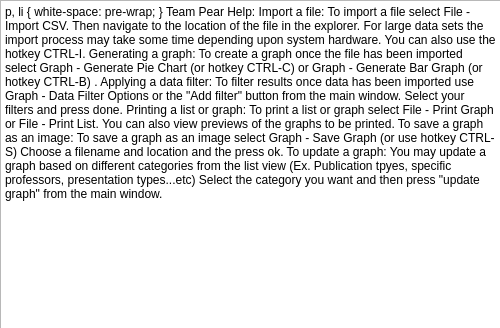
Qt form src/main/c++/helpdialog.ui (bruxillensis/teampear) before a commit; both pictures show x 0 to 500 and y 0 to 328 of the 500 by 566 pixel window.
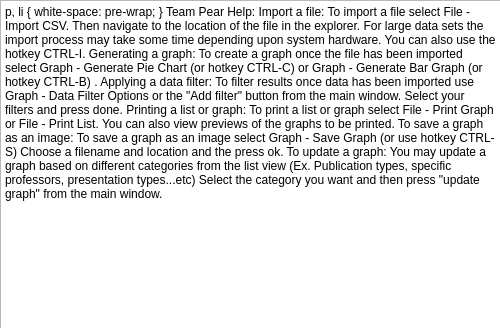
The same form after that commit.

Commit message: fixed filterdialog and fixed typo in helpdialog

What changed in the file:
```diff
--- a/src/main/c++/helpdialog.ui
+++ b/src/main/c++/helpdialog.ui
@@ -29,29 +29,29 @@
     <string>&lt;!DOCTYPE HTML PUBLIC &quot;-//W3C//DTD HTML 4.0//EN&quot; &quot;http://www.w3.org/TR/REC-html40/strict.dtd&quot;&gt;
 &lt;html&gt;&lt;head&gt;&lt;meta name=&quot;qrichtext&quot; content=&quot;1&quot; /&gt;&lt;style type=&quot;text/css&quot;&gt;
 p, li { white-space: pre-wrap; }
-&lt;/style&gt;&lt;/head&gt;&lt;body style=&quot; font-family:'MS Shell Dlg 2'; font-size:8.25pt; font-weight:400; font-style:normal;&quot;&gt;
-&lt;p style=&quot; margin-top:0px; margin-bottom:0px; margin-left:0px; margin-right:0px; -qt-block-indent:0; text-indent:0px;&quot;&gt;&lt;span style=&quot; font-size:14pt; font-weight:600;&quot;&gt;Team Pear Help:&lt;/span&gt;&lt;/p&gt;
-&lt;p style=&quot;-qt-paragraph-type:empty; margin-top:0px; margin-bottom:0px; margin-left:0px; margin-right:0px; -qt-block-indent:0; text-indent:0px; font-size:14pt; font-weight:600;&quot;&gt;&lt;br /&gt;&lt;/p&gt;
-&lt;p style=&quot; margin-top:0px; margin-bottom:0px; margin-left:0px; margin-right:0px; -qt-block-indent:0; text-indent:0px;&quot;&gt;&lt;span style=&quot; font-size:10pt; font-weight:600;&quot;&gt;Import a file:&lt;/span&gt;&lt;/p&gt;
-&lt;p style=&quot; margin-top:0px; margin-bottom:0px; margin-left:0px; margin-right:0px; -qt-block-indent:0; text-indent:0px;&quot;&gt;&lt;span style=&quot; font-size:10pt;&quot;&gt;To import a file select File -&amp;gt; Import CSV. Then navigate to the location of the file in the explorer. For large data sets the import process may take some time depending upon system hardware. You can also use the hotkey CTRL-I. &lt;/span&gt;&lt;/p&gt;
-&lt;p style=&quot;-qt-paragraph-type:empty; margin-top:0px; margin-bottom:0px; margin-left:0px; margin-right:0px; -qt-block-indent:0; text-indent:0px; font-size:10pt;&quot;&gt;&lt;br /&gt;&lt;/p&gt;
-&lt;p style=&quot; margin-top:0px; margin-bottom:0px; margin-left:0px; margin-right:0px; -qt-block-indent:0; text-indent:0px;&quot;&gt;&lt;span style=&quot; font-size:10pt; font-weight:600;&quot;&gt;Generating a graph: &lt;/span&gt;&lt;/p&gt;
-&lt;p style=&quot; margin-top:0px; margin-bottom:0px; margin-left:0px; margin-right:0px; -qt-block-indent:0; text-indent:0px;&quot;&gt;&lt;span style=&quot; font-size:10pt;&quot;&gt;To create a graph once the file has been imported select Graph -&amp;gt; Generate Pie Chart (or hotkey CTRL-C)  or Graph -&amp;gt; Generate Bar Graph (or hotkey CTRL-B) . &lt;/span&gt;&lt;/p&gt;
-&lt;p style=&quot;-qt-paragraph-type:empty; margin-top:0px; margin-bottom:0px; margin-left:0px; margin-right:0px; -qt-block-indent:0; text-indent:0px; font-size:10pt;&quot;&gt;&lt;br /&gt;&lt;/p&gt;
-&lt;p style=&quot; margin-top:0px; margin-bottom:0px; margin-left:0px; margin-right:0px; -qt-block-indent:0; text-indent:0px;&quot;&gt;&lt;span style=&quot; font-size:10pt; font-weight:600;&quot;&gt;Applying a data filter:&lt;/span&gt;&lt;/p&gt;
-&lt;p style=&quot; margin-top:0px; margin-bottom:0px; margin-left:0px; margin-right:0px; -qt-block-indent:0; text-indent:0px;&quot;&gt;&lt;span style=&quot; font-size:10pt;&quot;&gt;To filter results once data has been imported use Graph -&amp;gt; Data Filter Options or the &amp;quot;Add filter&amp;quot; button from the main window. Select your filters and press done. &lt;/span&gt;&lt;/p&gt;
-&lt;p style=&quot;-qt-paragraph-type:empty; margin-top:0px; margin-bottom:0px; margin-left:0px; margin-right:0px; -qt-block-indent:0; text-indent:0px; font-size:10pt;&quot;&gt;&lt;br /&gt;&lt;/p&gt;
-&lt;p style=&quot; margin-top:0px; margin-bottom:0px; margin-left:0px; margin-right:0px; -qt-block-indent:0; text-indent:0px;&quot;&gt;&lt;span style=&quot; font-size:10pt; font-weight:600;&quot;&gt;Printing a list or graph:&lt;/span&gt;&lt;/p&gt;
-&lt;p style=&quot; margin-top:0px; margin-bottom:0px; margin-left:0px; margin-right:0px; -qt-block-indent:0; text-indent:0px;&quot;&gt;&lt;span style=&quot; font-size:10pt;&quot;&gt;To print a list or graph select File -&amp;gt; Print Graph or File -&amp;gt; Print List. You can also view previews of the graphs to be printed. &lt;/span&gt;&lt;/p&gt;
-&lt;p style=&quot;-qt-paragraph-type:empty; margin-top:0px; margin-bottom:0px; margin-left:0px; margin-right:0px; -qt-block-indent:0; text-indent:0px; font-size:10pt;&quot;&gt;&lt;br /&gt;&lt;/p&gt;
-&lt;p style=&quot; margin-top:0px; margin-bottom:0px; margin-left:0px; margin-right:0px; -qt-block-indent:0; text-indent:0px;&quot;&gt;&lt;span style=&quot; font-size:10pt; font-weight:600;&quot;&gt;To save a graph as an image:&lt;/span&gt;&lt;/p&gt;
-&lt;p style=&quot; margin-top:0px; margin-bottom:0px; margin-left:0px; margin-right:0px; -qt-block-indent:0; text-indent:0px;&quot;&gt;&lt;span style=&quot; font-size:10pt;&quot;&gt;To save a graph as an image select Graph -&amp;gt; Save Graph (or use hotkey CTRL-S) Choose a filename and location and the press ok. &lt;/span&gt;&lt;/p&gt;
-&lt;p style=&quot;-qt-paragraph-type:empty; margin-top:0px; margin-bottom:0px; margin-left:0px; margin-right:0px; -qt-block-indent:0; text-indent:0px; font-size:10pt;&quot;&gt;&lt;br /&gt;&lt;/p&gt;
-&lt;p style=&quot; margin-top:0px; margin-bottom:0px; margin-left:0px; margin-right:0px; -qt-block-indent:0; text-indent:0px;&quot;&gt;&lt;span style=&quot; font-size:10pt; font-weight:600;&quot;&gt;To update a graph:&lt;/span&gt;&lt;/p&gt;
-&lt;p style=&quot; margin-top:0px; margin-bottom:0px; margin-left:0px; margin-right:0px; -qt-block-indent:0; text-indent:0px;&quot;&gt;&lt;span style=&quot; font-size:10pt;&quot;&gt;You may update a graph based on different categories from the list view (Ex. Publication tpyes, specific professors, presentation types...etc) Select the category you want and then press &amp;quot;update graph&amp;quot; from the main window. &lt;/span&gt;&lt;/p&gt;
-&lt;p style=&quot;-qt-paragraph-type:empty; margin-top:0px; margin-bottom:0px; margin-left:0px; margin-right:0px; -qt-block-indent:0; text-indent:0px; font-size:10pt;&quot;&gt;&lt;br /&gt;&lt;/p&gt;
-&lt;p style=&quot;-qt-paragraph-type:empty; margin-top:0px; margin-bottom:0px; margin-left:0px; margin-right:0px; -qt-block-indent:0; text-indent:0px; font-size:14pt; font-weight:600;&quot;&gt;&lt;br /&gt;&lt;/p&gt;
-&lt;p style=&quot;-qt-paragraph-type:empty; margin-top:0px; margin-bottom:0px; margin-left:0px; margin-right:0px; -qt-block-indent:0; text-indent:0px; font-size:14pt; font-weight:600;&quot;&gt;&lt;br /&gt;&lt;/p&gt;&lt;/body&gt;&lt;/html&gt;</string>
+&lt;/style&gt;&lt;/head&gt;&lt;body style=&quot; font-family:'.Helvetica Neue DeskInterface'; font-size:13pt; font-weight:400; font-style:normal;&quot;&gt;
+&lt;p style=&quot; margin-top:0px; margin-bottom:0px; margin-left:0px; margin-right:0px; -qt-block-indent:0; text-indent:0px;&quot;&gt;&lt;span style=&quot; font-family:'MS Shell Dlg 2'; font-size:14pt; font-weight:600;&quot;&gt;Team Pear Help:&lt;/span&gt;&lt;/p&gt;
+&lt;p style=&quot;-qt-paragraph-type:empty; margin-top:0px; margin-bottom:0px; margin-left:0px; margin-right:0px; -qt-block-indent:0; text-indent:0px; font-family:'MS Shell Dlg 2'; font-size:14pt; font-weight:600;&quot;&gt;&lt;br /&gt;&lt;/p&gt;
+&lt;p style=&quot; margin-top:0px; margin-bottom:0px; margin-left:0px; margin-right:0px; -qt-block-indent:0; text-indent:0px;&quot;&gt;&lt;span style=&quot; font-family:'MS Shell Dlg 2'; font-size:10pt; font-weight:600;&quot;&gt;Import a file:&lt;/span&gt;&lt;/p&gt;
+&lt;p style=&quot; margin-top:0px; margin-bottom:0px; margin-left:0px; margin-right:0px; -qt-block-indent:0; text-indent:0px;&quot;&gt;&lt;span style=&quot; font-family:'MS Shell Dlg 2'; font-size:10pt;&quot;&gt;To import a file select File -&amp;gt; Import CSV. Then navigate to the location of the file in the explorer. For large data sets the import process may take some time depending upon system hardware. You can also use the hotkey CTRL-I. &lt;/span&gt;&lt;/p&gt;
+&lt;p style=&quot;-qt-paragraph-type:empty; margin-top:0px; margin-bottom:0px; margin-left:0px; margin-right:0px; -qt-block-indent:0; text-indent:0px; font-family:'MS Shell Dlg 2'; font-size:10pt;&quot;&gt;&lt;br /&gt;&lt;/p&gt;
+&lt;p style=&quot; margin-top:0px; margin-bottom:0px; margin-left:0px; margin-right:0px; -qt-block-indent:0; text-indent:0px;&quot;&gt;&lt;span style=&quot; font-family:'MS Shell Dlg 2'; font-size:10pt; font-weight:600;&quot;&gt;Generating a graph: &lt;/span&gt;&lt;/p&gt;
+&lt;p style=&quot; margin-top:0px; margin-bottom:0px; margin-left:0px; margin-right:0px; -qt-block-indent:0; text-indent:0px;&quot;&gt;&lt;span style=&quot; font-family:'MS Shell Dlg 2'; font-size:10pt;&quot;&gt;To create a graph once the file has been imported select Graph -&amp;gt; Generate Pie Chart (or hotkey CTRL-C)  or Graph -&amp;gt; Generate Bar Graph (or hotkey CTRL-B) . &lt;/span&gt;&lt;/p&gt;
+&lt;p style=&quot;-qt-paragraph-type:empty; margin-top:0px; margin-bottom:0px; margin-left:0px; margin-right:0px; -qt-block-indent:0; text-indent:0px; font-family:'MS Shell Dlg 2'; font-size:10pt;&quot;&gt;&lt;br /&gt;&lt;/p&gt;
+&lt;p style=&quot; margin-top:0px; margin-bottom:0px; margin-left:0px; margin-right:0px; -qt-block-indent:0; text-indent:0px;&quot;&gt;&lt;span style=&quot; font-family:'MS Shell Dlg 2'; font-size:10pt; font-weight:600;&quot;&gt;Applying a data filter:&lt;/span&gt;&lt;/p&gt;
+&lt;p style=&quot; margin-top:0px; margin-bottom:0px; margin-left:0px; margin-right:0px; -qt-block-indent:0; text-indent:0px;&quot;&gt;&lt;span style=&quot; font-family:'MS Shell Dlg 2'; font-size:10pt;&quot;&gt;To filter results once data has been imported use Graph -&amp;gt; Data Filter Options or the &amp;quot;Add filter&amp;quot; button from the main window. Select your filters and press done. &lt;/span&gt;&lt;/p&gt;
+&lt;p style=&quot;-qt-paragraph-type:empty; margin-top:0px; margin-bottom:0px; margin-left:0px; margin-right:0px; -qt-block-indent:0; text-indent:0px; font-family:'MS Shell Dlg 2'; font-size:10pt;&quot;&gt;&lt;br /&gt;&lt;/p&gt;
+&lt;p style=&quot; margin-top:0px; margin-bottom:0px; margin-left:0px; margin-right:0px; -qt-block-indent:0; text-indent:0px;&quot;&gt;&lt;span style=&quot; font-family:'MS Shell Dlg 2'; font-size:10pt; font-weight:600;&quot;&gt;Printing a list or graph:&lt;/span&gt;&lt;/p&gt;
+&lt;p style=&quot; margin-top:0px; margin-bottom:0px; margin-left:0px; margin-right:0px; -qt-block-indent:0; text-indent:0px;&quot;&gt;&lt;span style=&quot; font-family:'MS Shell Dlg 2'; font-size:10pt;&quot;&gt;To print a list or graph select File -&amp;gt; Print Graph or File -&amp;gt; Print List. You can also view previews of the graphs to be printed. &lt;/span&gt;&lt;/p&gt;
+&lt;p style=&quot;-qt-paragraph-type:empty; margin-top:0px; margin-bottom:0px; margin-left:0px; margin-right:0px; -qt-block-indent:0; text-indent:0px; font-family:'MS Shell Dlg 2'; font-size:10pt;&quot;&gt;&lt;br /&gt;&lt;/p&gt;
+&lt;p style=&quot; margin-top:0px; margin-bottom:0px; margin-left:0px; margin-right:0px; -qt-block-indent:0; text-indent:0px;&quot;&gt;&lt;span style=&quot; font-family:'MS Shell Dlg 2'; font-size:10pt; font-weight:600;&quot;&gt;To save a graph as an image:&lt;/span&gt;&lt;/p&gt;
+&lt;p style=&quot; margin-top:0px; margin-bottom:0px; margin-left:0px; margin-right:0px; -qt-block-indent:0; text-indent:0px;&quot;&gt;&lt;span style=&quot; font-family:'MS Shell Dlg 2'; font-size:10pt;&quot;&gt;To save a graph as an image select Graph -&amp;gt; Save Graph (or use hotkey CTRL-S) Choose a filename and location and the press ok. &lt;/span&gt;&lt;/p&gt;
+&lt;p style=&quot;-qt-paragraph-type:empty; margin-top:0px; margin-bottom:0px; margin-left:0px; margin-right:0px; -qt-block-indent:0; text-indent:0px; font-family:'MS Shell Dlg 2'; font-size:10pt;&quot;&gt;&lt;br /&gt;&lt;/p&gt;
+&lt;p style=&quot; margin-top:0px; margin-bottom:0px; margin-left:0px; margin-right:0px; -qt-block-indent:0; text-indent:0px;&quot;&gt;&lt;span style=&quot; font-family:'MS Shell Dlg 2'; font-size:10pt; font-weight:600;&quot;&gt;To update a graph:&lt;/span&gt;&lt;/p&gt;
+&lt;p style=&quot; margin-top:0px; margin-bottom:0px; margin-left:0px; margin-right:0px; -qt-block-indent:0; text-indent:0px;&quot;&gt;&lt;span style=&quot; font-family:'MS Shell Dlg 2'; font-size:10pt;&quot;&gt;You may update a graph based on different categories from the list view (Ex. Publication types, specific professors, presentation types...etc) Select the category you want and then press &amp;quot;update graph&amp;quot; from the main window. &lt;/span&gt;&lt;/p&gt;
+&lt;p style=&quot;-qt-paragraph-type:empty; margin-top:0px; margin-bottom:0px; margin-left:0px; margin-right:0px; -qt-block-indent:0; text-indent:0px; font-family:'MS Shell Dlg 2'; font-size:10pt;&quot;&gt;&lt;br /&gt;&lt;/p&gt;
+&lt;p style=&quot;-qt-paragraph-type:empty; margin-top:0px; margin-bottom:0px; margin-left:0px; margin-right:0px; -qt-block-indent:0; text-indent:0px; font-family:'MS Shell Dlg 2'; font-size:14pt; font-weight:600;&quot;&gt;&lt;br /&gt;&lt;/p&gt;
+&lt;p style=&quot;-qt-paragraph-type:empty; margin-top:0px; margin-bottom:0px; margin-left:0px; margin-right:0px; -qt-block-indent:0; text-indent:0px; font-family:'MS Shell Dlg 2'; font-size:14pt; font-weight:600;&quot;&gt;&lt;br /&gt;&lt;/p&gt;&lt;/body&gt;&lt;/html&gt;</string>
    </property>
   </widget>
  </widget>
```
The commit also changes 1 other file.
